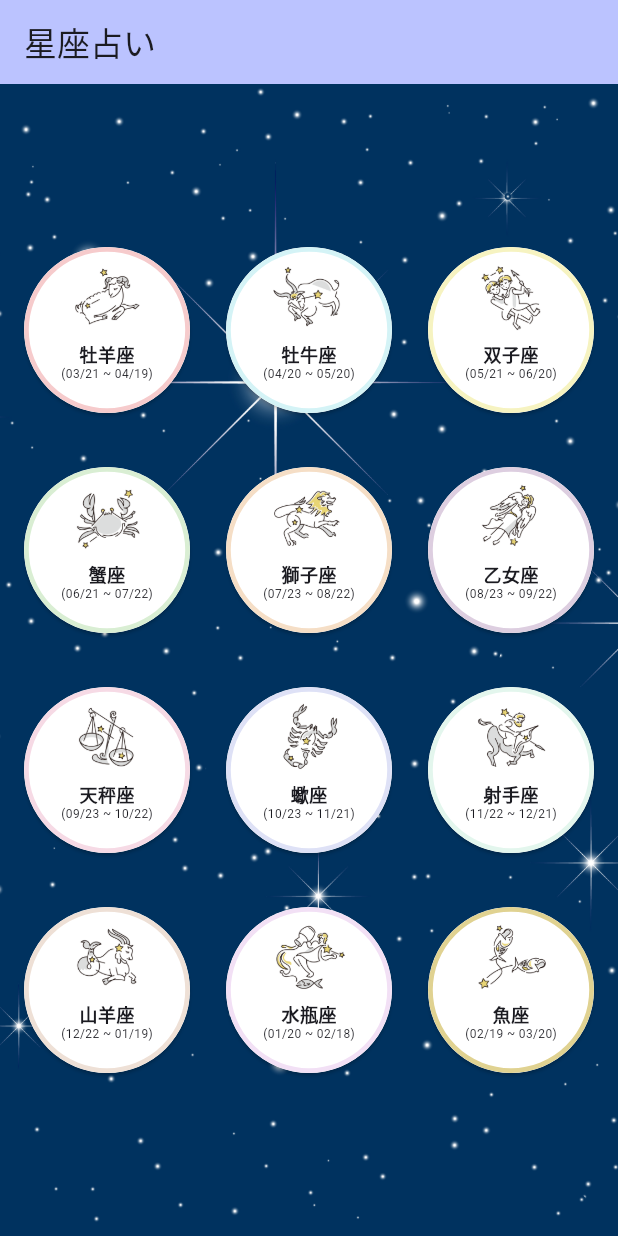
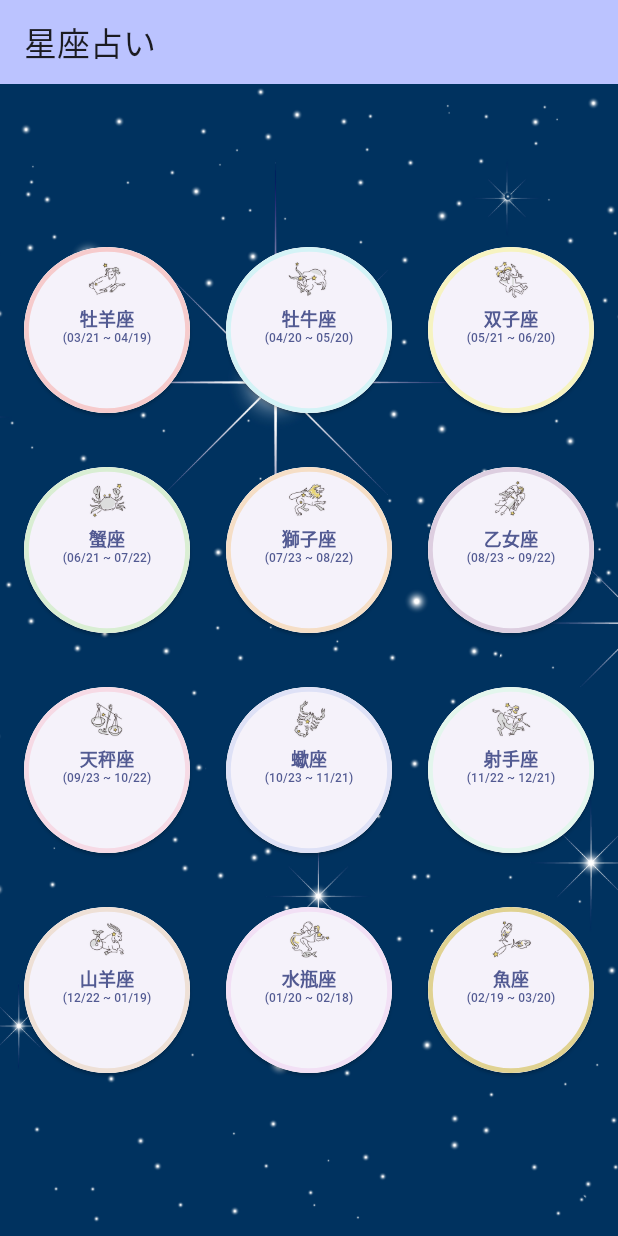
Before and after one commit to A-Yoshitsugu/horos-mobile, a Flutter app: the screen it shows after launch, on a phone screen of 412 x 824 dp. Run offline on Flutter 3.47's test engine with Material 2 defaults, Android fonts, the phone set to English and light mode, and no system bars.

Commit message:
import main.dart in aries.dart

```diff
--- a/lib/main.dart
+++ b/lib/main.dart
@@ -55,7 +55,47 @@ class _MyHomePageState extends State<MyHomePage> {
             width: 3.2,
           ),
         ),
-        child: Column(
+        child: ElevatedButton(
+          onPressed: () {
+           Navigator.pushNamed(context, '/pages/aries.dart');
+          } ,
+          child: Column(
+            crossAxisAlignment: CrossAxisAlignment.center,
+            children: <Widget>[
+              const Padding(padding: EdgeInsets.only(top:6),),
+              AspectRatio(
+                aspectRatio: 2.0 / 1.0,
+                child: Image.asset(
+                  product.assetName,
+                ),
+              ),
+              Expanded(
+                child: Container(
+                  padding: const EdgeInsets.only(top:1),
+                  child: Column(
+                    crossAxisAlignment: CrossAxisAlignment.center,
+                    children: <Widget>[
+                      Text(
+                        product.zodiacJP,
+                        style: const TextStyle(
+                          fontSize: 12,
+                          fontWeight: FontWeight.bold,
+                        ),
+                      ),
+                      Text(
+                        product.birth,
+                        style: const TextStyle(
+                          fontSize: 8,
+                        ),
+                      )
+                    ],
+                  ),
+                ),
+              ),
+            ],
+          ),
+        ),
+        /*child: Column(
           crossAxisAlignment: CrossAxisAlignment.center,
           children: <Widget>[
             const Padding(padding: EdgeInsets.only(top:6),),
@@ -66,7 +106,7 @@ class _MyHomePageState extends State<MyHomePage> {
               ),
             ),
             Expanded(
-              child: Padding(
+              child: Container(
                 padding: const EdgeInsets.only(top:1),
                 child: Column(
                   crossAxisAlignment: CrossAxisAlignment.center,
@@ -90,7 +130,7 @@ class _MyHomePageState extends State<MyHomePage> {
             ),
           ],
         ),
-      );
+      */);
     }).toList();
   }
 
--- a/pages/aries.dart
+++ b/pages/aries.dart
@@ -0,0 +1 @@
+import 'package:mobile/main.dart';
```
